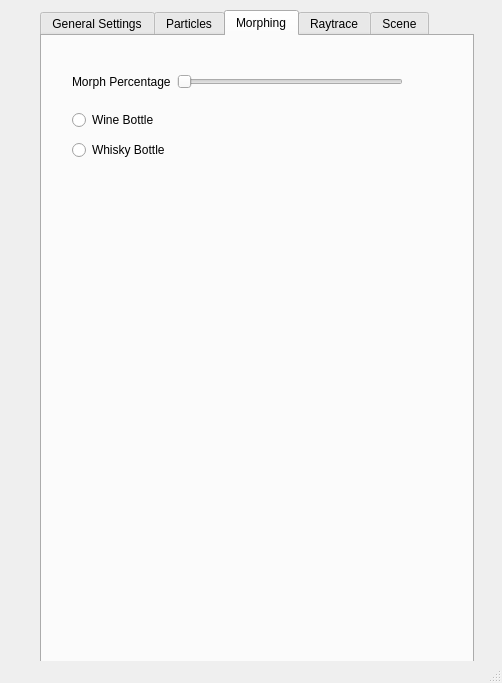
Above: src/Qt/mainwindow.ui from UMLComputerGraphics/GraphicsProject before the change. Below: the same form after it.
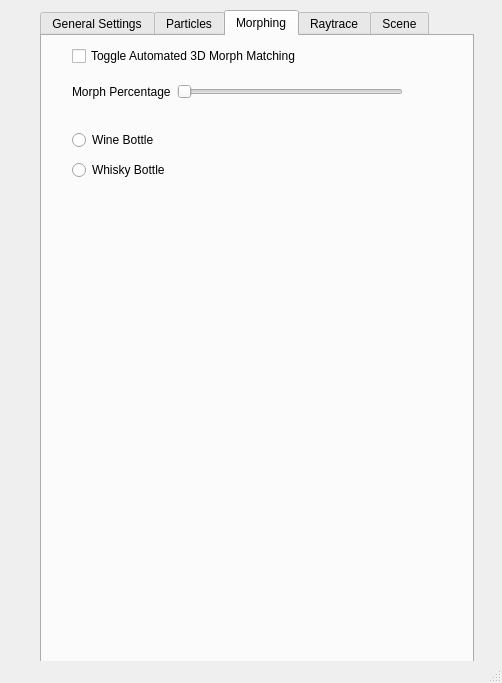
That is the form after the change. The open tabs and pages were chosen to show the change.

Commit message: Several fixes and UI improvements. First, fixed non responsive radio buttons on morphing tab by connecting objects in FinalProject.cpp. Moved rectangular mapping and scaleModel into Monlith. Added a checkbox on morphing tab to allow to switch between normal matching (default) and automated matching algorithm, also included is all the appropriate Qt backend and integration into monolith to support that. Changes to rectangularMapping to support this Qt integration. Definitely a few other things, but I'm blanking and its late. ~Zach

Diff of the .ui file:
```diff
--- a/src/Qt/mainwindow.ui
+++ b/src/Qt/mainwindow.ui
@@ -970,7 +970,7 @@
       <property name="geometry">
        <rect>
         <x>30</x>
-        <y>30</y>
+        <y>40</y>
         <width>331</width>
         <height>31</height>
        </rect>
@@ -999,7 +999,7 @@
       <property name="geometry">
        <rect>
         <x>30</x>
-        <y>70</y>
+        <y>90</y>
         <width>127</width>
         <height>58</height>
        </rect>
@@ -1021,6 +1021,19 @@
        </item>
       </layout>
      </widget>
+     <widget class="QCheckBox" name="morphMatchingCheckbox">
+      <property name="geometry">
+       <rect>
+        <x>30</x>
+        <y>10</y>
+        <width>281</width>
+        <height>20</height>
+       </rect>
+      </property>
+      <property name="text">
+       <string>Toggle Automated 3D Morph Matching</string>
+      </property>
+     </widget>
     </widget>
     <widget class="QWidget" name="raytraceTab">
      <attribute name="title">
```
Left out of the diff: 2 changed lines with no effect on the pictures. The commit also changes 8 other files.
